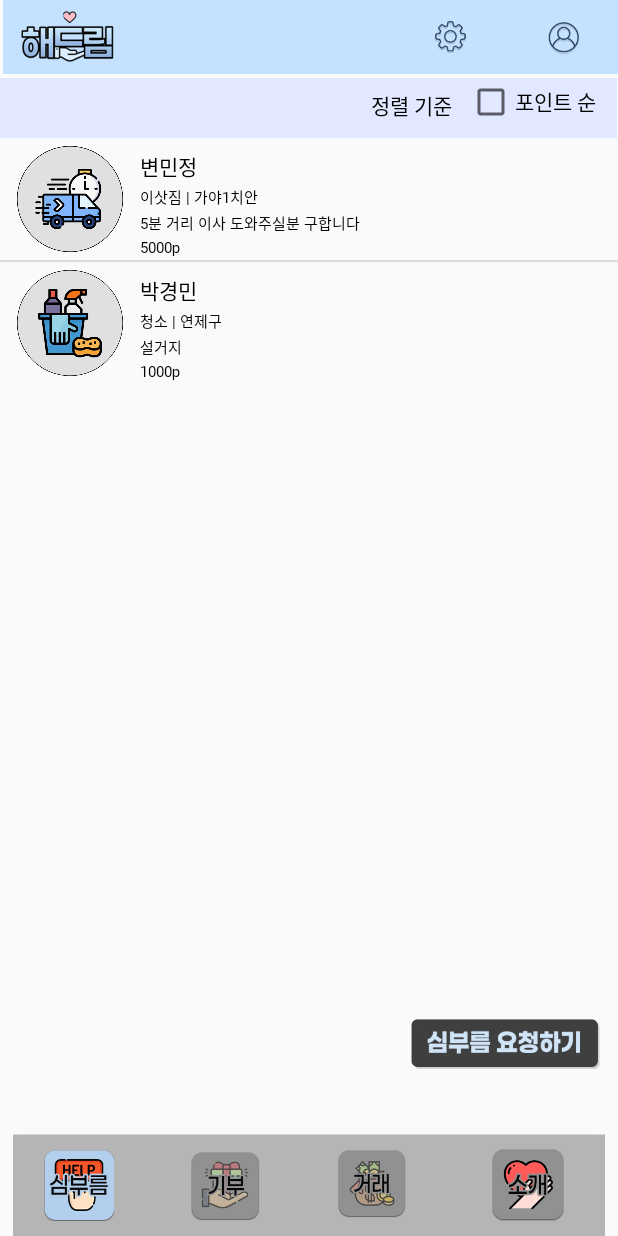
After one commit to 2021-02-Android/HaeDream, an Android app: the SimhelpList screen opened directly, with no data from a screen before it, on a phone screen of 412 x 824 dp. The commit adds this screen. Run offline under Robolectric (Android 15) with nearby library versions, the phone set to English and light mode, and no system bars.

Commit message:
min helplist push

```diff
--- /dev/null
+++ b/app/src/main/java/com/example/haedream/SimhelpItemView.java
@@ -0,0 +1,57 @@
+package com.example.haedream;
+
+// 리스트 아이템을 다루는 파일
+
+import android.content.Context;
+import android.util.AttributeSet;
+import android.view.LayoutInflater;
+import android.widget.ImageView;
+import android.widget.LinearLayout;
+import android.widget.TextView;
+
+import androidx.annotation.Nullable;
+
+public class SimhelpItemView extends LinearLayout {
+    TextView textView1, textView2, textView3, textView4;
+    //1 - 이름, 2 - 심부름 분야, 3 -심부름 내용, 4 - 포인트
+    ImageView imageView;
+    public SimhelpItemView(Context context) {
+        super(context);
+        init(context); //인플레이션해서 붙여주는 역
+    }
+    public SimhelpItemView (Context context, @Nullable AttributeSet attrs){
+        super(context,attrs);
+    }
+
+    // 객체(xml 레이아웃)을 인플레이션화해서 붙여줌
+    //LayoutInflater를 아용해 시스템 서비스를 참조하 수 있다
+    private void init(Context context) {
+        LayoutInflater inflater = (LayoutInflater)context.getSystemService(Context.LAYOUT_INFLATER_SERVICE);
+        inflater.inflate(R.layout.simhelp_item_list,this, true);
+
+        //텍스트 뷰와 이미지뷰 변수에 xml의 해당 값의 id를 연결한다.
+        textView1 = findViewById(R.id.name);
+        textView2 = findViewById(R.id.sub);
+        textView3 = findViewById(R.id.substring);
+        textView4 = findViewById(R.id.point);
+        imageView = findViewById(R.id.imageview);
+    }
+
+    //set 메서드를 통해 정의만 되어 있는 아이템의 이미지와 텍스트를 넣을 수 있게 만듬
+    public void setName(String name){
+        textView1.setText(name);
+    }
+    public void setSub(String sub){
+        textView2.setText(sub);
+    }
+    public void setSubstring(String substring){
+        textView3.setText(substring);
+    }
+    public void setPoint(String point){
+        textView4.setText(point);
+    }
+    public void setImage(int resid){
+        imageView.setImageResource(resid);
+    }
+
+}
--- /dev/null
+++ b/app/src/main/java/com/example/haedream/SimhelpList.java
@@ -0,0 +1,67 @@
+package com.example.haedream;
+
+import android.os.Bundle;
+import android.view.View;
+import android.view.ViewGroup;
+import android.widget.BaseAdapter;
+import android.widget.ListView;
+
+import androidx.appcompat.app.AppCompatActivity;
+
+import java.util.ArrayList;
+
+public class SimhelpList extends AppCompatActivity {
+
+@Override
+protected void onCreate(Bundle savedInstanceState) {
+        super.onCreate(savedInstanceState);
+        setContentView(R.layout.helplist);
+
+        ListView listView = findViewById(R.id.listview);
+        SimhelpAdapter adapter = new SimhelpAdapter();
+        adapter.addItem(new simhelpitem("변민정", "이삿짐 | 가야1치안", "5분 거리 이사 도와주실분 구합니다", "5000p", R.drawable.move1));
+        adapter.addItem(new simhelpitem("박경민", "청소 | 연제구", "설거지", "1000p", R.drawable.clean1));
+        listView.setAdapter(adapter);
+        }
+
+class SimhelpAdapter extends BaseAdapter {
+    ArrayList<simhelpitem> items = new ArrayList<simhelpitem>();
+    @Override
+    public int getCount() {
+        return items.size();
+    }
+
+    public void addItem(simhelpitem item){
+        items.add(item);
+    }
+    @Override
+    public Object getItem(int position) {
+        return items.get(position);
+    }
+
+    @Override
+    public long getItemId(int position) {
+        return position;
+    }
+
+    @Override
+    public View getView(int position, View convertView, ViewGroup parent) {
+        SimhelpItemView simhelpItemView = null;
+
+        if(convertView == null){
+            simhelpItemView = new SimhelpItemView(getApplicationContext());
+        } else {
+            simhelpItemView = (SimhelpItemView)convertView;
+        }
+        simhelpitem item = items.get(position);
+        simhelpItemView.setName(item.getName());
+        simhelpItemView.setSub(item.getSub());
+        simhelpItemView.setSubstring(item.getSubstring());
+        simhelpItemView.setPoint(item.getPoint());
+        simhelpItemView.setImage(item.getResid());
+        return simhelpItemView;
+    }
+}
+
+
+}
--- /dev/null
+++ b/app/src/main/java/com/example/haedream/simhelpitem.java
@@ -0,0 +1,62 @@
+package com.example.haedream;
+
+// 아이템을 정의하는 클래스
+// 아이템을 구성할 요소 텍스트 4개와 이미지1개, 5개의 변수 필요
+public class simhelpitem {
+    int resid;
+    String name; //리스트 이름
+    String sub; //심부름 분야 / 제목
+    String substring; //심부름 내용
+    String point; //포인트
+
+    //생성
+    public  simhelpitem(String name, String sub, String substring, String point,int resid){
+        this.name = name;
+        this.sub = sub;
+        this.substring = substring;
+        this.point = point;
+        this.resid = resid;
+    }
+
+    public String getName(){
+        return name;
+    }
+    public void setName(String name){
+        this.name = name;
+    }
+
+    public String getSub(){
+        return sub;
+    }
+    public void setSub(String sub){
+        this.sub = sub;
+    }
+
+    public String getSubstring(){
+        return substring;
+    }
+    public void setSubstring(String substring){
+        this.substring = substring;
+    }
+
+    public String getPoint(){
+        return point;
+    }
+    public void setPoint(String point){
+        this.point = point;
+    }
+
+    public int getResid(){
+        return  resid;
+    }
+
+    @Override
+    public String toString(){
+        return "simhelpitem{" +
+                "name='" + name + '\'' +
+                ", sub='" + sub + '\'' +
+                ", substring='" + substring + '\'' +
+                ", point='" + point + '\'' +
+                '}';
+    }
+}
--- /dev/null
+++ b/app/src/main/res/layout/helplist.xml
@@ -0,0 +1,209 @@
+<?xml version="1.0" encoding="utf-8"?>
+<androidx.constraintlayout.widget.ConstraintLayout xmlns:android="http://schemas.android.com/apk/res/android"
+    xmlns:app="http://schemas.android.com/apk/res-auto"
+    xmlns:tools="http://schemas.android.com/tools"
+    android:layout_width="match_parent"
+    android:layout_height="match_parent"
+    android:background="#00FFFFFF"
+    android:backgroundTint="@color/material_on_background_disabled"
+    tools:context=".MainActivity">
+
+    <ImageView
+        android:id="@+id/highbar"
+        android:layout_width="439dp"
+        android:layout_height="49dp"
+        app:layout_constraintEnd_toEndOf="parent"
+        app:layout_constraintStart_toStartOf="parent"
+        app:layout_constraintTop_toTopOf="parent"
+        app:srcCompat="@drawable/bar2" />
+
+    <ImageButton
+        android:id="@+id/imageButton"
+        android:layout_width="78dp"
+        android:layout_height="50dp"
+
+        android:backgroundTint="#00BFDEF6"
+        android:scaleType="fitCenter"
+        app:layout_constraintBottom_toBottomOf="parent"
+        app:layout_constraintHorizontal_bias="0.783"
+        app:layout_constraintLeft_toLeftOf="parent"
+        app:layout_constraintRight_toRightOf="parent"
+        app:layout_constraintTop_toTopOf="parent"
+        app:layout_constraintVertical_bias="0.0"
+        app:srcCompat="@drawable/sal"
+        tools:ignore="SpeakableTextPresentCheck" />
+
+    <ImageButton
+        android:id="@+id/myBut"
+        android:layout_width="72dp"
+        android:layout_height="49dp"
+        android:backgroundTint="#00BFDEF6"
+        android:scaleType="fitCenter"
+        app:layout_constraintBottom_toBottomOf="parent"
+        app:layout_constraintHorizontal_bias="1.0"
+        app:layout_constraintLeft_toLeftOf="parent"
+        app:layout_constraintRight_toRightOf="parent"
+        app:layout_constraintTop_toTopOf="parent"
+        app:layout_constraintVertical_bias="0.0"
+        app:srcCompat="@drawable/my"
+        tools:ignore="SpeakableTextPresentCheck" />
+
+    <View
+        android:id="@+id/view"
+        android:layout_width="411dp"
+        android:layout_height="40dp"
+        android:background="@color/blue"
+        app:layout_constraintBottom_toBottomOf="parent"
+        app:layout_constraintHorizontal_bias="0.0"
+        app:layout_constraintLeft_toLeftOf="parent"
+        app:layout_constraintRight_toRightOf="parent"
+        app:layout_constraintTop_toTopOf="parent"
+        app:layout_constraintVertical_bias="0.066"
+        tools:ignore="MissingConstraints" />
+
+    <TextView
+        android:id="@+id/sorttext"
+        android:layout_width="wrap_content"
+        android:layout_height="wrap_content"
+        android:fontFamily="@font/font_bold"
+        android:text="정렬 기준"
+        android:textColor="@color/black"
+        app:layout_constraintBottom_toBottomOf="parent"
+        app:layout_constraintHorizontal_bias="0.691"
+        app:layout_constraintLeft_toLeftOf="parent"
+        app:layout_constraintRight_toRightOf="parent"
+        app:layout_constraintTop_toTopOf="parent"
+        app:layout_constraintVertical_bias="0.074"
+        tools:ignore="MissingConstraints" />
+
+    <LinearLayout
+        android:layout_width="match_parent"
+        android:layout_height="wrap_content"
+        android:orientation="vertical"
+        app:layout_constraintTop_toBottomOf="@+id/view">
+
+        <ListView
+            android:id="@+id/listview"
+            android:layout_width="match_parent"
+            android:layout_height="match_parent" />
+
+
+    </LinearLayout>
+
+    <ImageView
+        android:id="@+id/imageView3"
+        android:layout_width="match_parent"
+        android:layout_height="68dp"
+        android:scaleType="fitCenter"
+        app:layout_constraintBottom_toBottomOf="parent"
+        app:layout_constraintHorizontal_bias="0.0"
+        app:layout_constraintLeft_toLeftOf="parent"
+        app:layout_constraintRight_toRightOf="parent"
+        app:layout_constraintTop_toTopOf="parent"
+        app:layout_constraintVertical_bias="1.0"
+        app:srcCompat="@drawable/downbar" />
+
+    <ImageButton
+        android:id="@+id/imageButton3"
+        android:layout_width="73dp"
+        android:layout_height="68dp"
+        android:layout_marginStart="16dp"
+        android:layout_marginTop="5dp"
+        android:backgroundTint="#00FFFFFF"
+        android:scaleType="fitCenter"
+        app:layout_constraintBottom_toBottomOf="parent"
+        app:layout_constraintHorizontal_bias="0.048"
+        app:layout_constraintLeft_toLeftOf="parent"
+        app:layout_constraintRight_toRightOf="parent"
+        app:layout_constraintStart_toStartOf="parent"
+        app:layout_constraintTop_toTopOf="parent"
+        app:layout_constraintVertical_bias="1.0"
+        app:srcCompat="@drawable/simbut"
+        tools:ignore="SpeakableTextPresentCheck" />
+
+    <ImageButton
+        android:id="@+id/imageButton4"
+        android:layout_width="73dp"
+        android:layout_height="68dp"
+        android:layout_marginStart="24dp"
+        android:layout_marginTop="5dp"
+        android:backgroundTint="#00FFFFFF"
+        android:scaleType="fitCenter"
+        app:layout_constraintBottom_toBottomOf="parent"
+        app:layout_constraintLeft_toLeftOf="parent"
+        app:layout_constraintRight_toRightOf="parent"
+        app:layout_constraintStart_toEndOf="@+id/imageButton3"
+        app:layout_constraintTop_toTopOf="parent"
+        app:layout_constraintVertical_bias="1.0"
+        app:srcCompat="@drawable/givebut"
+        tools:ignore="SpeakableTextPresentCheck" />
+
+    <ImageButton
+        android:id="@+id/imageButton5"
+        android:layout_width="73dp"
+        android:layout_height="68dp"
+        android:layout_marginStart="24dp"
+        android:layout_marginTop="5dp"
+        android:backgroundTint="#00FFFFFF"
+        android:scaleType="fitCenter"
+        app:layout_constraintBottom_toBottomOf="parent"
+        app:layout_constraintLeft_toLeftOf="parent"
+        app:layout_constraintRight_toRightOf="parent"
+        app:layout_constraintStart_toEndOf="@+id/imageButton4"
+        app:layout_constraintTop_toTopOf="parent"
+        app:layout_constraintVertical_bias="0.998"
+        app:srcCompat="@drawable/garaebut"
+        tools:ignore="SpeakableTextPresentCheck" />
+
+    <ImageButton
+        android:id="@+id/imageButton6"
+        android:layout_width="73dp"
+        android:layout_height="68dp"
+        android:layout_marginStart="24dp"
+        android:layout_marginTop="5dp"
+        android:layout_marginEnd="16dp"
+        android:backgroundTint="#00FFFFFF"
+        android:scaleType="fitCenter"
+        app:layout_constraintBottom_toBottomOf="parent"
+        app:layout_constraintEnd_toEndOf="@+id/imageView3"
+        app:layout_constraintLeft_toLeftOf="parent"
+        app:layout_constraintRight_toRightOf="parent"
+        app:layout_constraintStart_toEndOf="@+id/imageButton5"
+        app:layout_constraintTop_toTopOf="parent"
+        app:layout_constraintVertical_bias="1.0"
+        app:srcCompat="@drawable/meetbut"
+        tools:ignore="SpeakableTextPresentCheck" />
+
+    <ImageButton
+        android:id="@+id/imageButton7"
+        android:layout_width="150dp"
+        android:layout_height="60dp"
+        android:layout_marginBottom="30dp"
+        android:backgroundTint="#00FFFFFF"
+        android:scaleType="fitCenter"
+        app:layout_constraintBottom_toBottomOf="parent"
+        app:layout_constraintBottom_toTopOf="@+id/imageView3"
+        app:layout_constraintHorizontal_bias="1.0"
+        app:layout_constraintLeft_toLeftOf="parent"
+        app:layout_constraintRight_toRightOf="parent"
+        app:layout_constraintTop_toTopOf="parent"
+        app:layout_constraintVertical_bias="1.0"
+        app:srcCompat="@drawable/helpbut"
+        tools:ignore="MissingConstraints,SpeakableTextPresentCheck" />
+
+    <CheckBox
+        android:id="@+id/checkBox"
+        android:layout_width="99dp"
+        android:layout_height="31dp"
+        android:layout_marginStart="10dp"
+        android:text="포인트 순"
+        app:layout_constraintBottom_toBottomOf="parent"
+        app:layout_constraintLeft_toLeftOf="parent"
+        app:layout_constraintRight_toRightOf="parent"
+        app:layout_constraintStart_toEndOf="@+id/sorttext"
+        app:layout_constraintTop_toTopOf="parent"
+        app:layout_constraintVertical_bias="0.066"
+        tools:ignore="MissingConstraints,TouchTargetSizeCheck" />
+
+
+</androidx.constraintlayout.widget.ConstraintLayout>
--- /dev/null
+++ b/app/src/main/res/layout/simhelp_item_list.xml
@@ -0,0 +1,57 @@
+<?xml version="1.0" encoding="utf-8"?>
+<LinearLayout xmlns:android="http://schemas.android.com/apk/res/android"
+    android:layout_width="match_parent"
+    android:layout_height="wrap_content"
+    android:orientation="horizontal">
+
+    <ImageView
+        android:id="@+id/imageview"
+        android:layout_width="93dp"
+        android:layout_height="81dp"
+        android:src="@drawable/move1"/>
+
+    <LinearLayout
+        android:layout_width="match_parent"
+        android:layout_height="wrap_content"
+        android:orientation="vertical">
+
+        <TextView
+            android:id="@+id/name"
+            android:layout_width="wrap_content"
+            android:layout_height="wrap_content"
+            android:layout_marginTop="8dp"
+            android:fontFamily="@font/font_bold"
+            android:text="변민정"
+            android:textColor="@color/black" />
+
+        <TextView
+            android:id="@+id/sub"
+            android:layout_width="wrap_content"
+            android:layout_height="wrap_content"
+            android:layout_marginTop="2dp"
+            android:fontFamily="@font/font_medium"
+            android:text="이삿짐 | 부산진구 엄광로"
+            android:textColor="@color/black"
+            android:textSize="10dp" />
+
+        <TextView
+            android:id="@+id/substring"
+            android:layout_width="wrap_content"
+            android:layout_height="wrap_content"
+            android:layout_marginTop="2dp"
+            android:fontFamily="@font/font_medium"
+            android:text="심부름 내용 :"
+            android:textColor="@color/black"
+            android:textSize="10dp" />
+
+        <TextView
+            android:id="@+id/point"
+            android:layout_width="wrap_content"
+            android:layout_height="wrap_content"
+            android:layout_marginTop="2dp"
+            android:fontFamily="@font/font_medium"
+            android:text="적립 포인트 :"
+            android:textColor="@color/black"
+            android:textSize="10dp" />
+    </LinearLayout>
+</LinearLayout>
--- a/app/src/main/res/values/colors.xml
+++ b/app/src/main/res/values/colors.xml
@@ -7,4 +7,5 @@
     <color name="teal_700">#FF018786</color>
     <color name="black">#FF000000</color>
     <color name="white">#FFFFFFFF</color>
+    <color name="blue">#E2E8FF</color>
 </resources>
```
Also changed, not shown: app/src/main/AndroidManifest.xml (+10 -0 lines), app/src/main/res/drawable/downbar.png (added), app/src/main/res/drawable/garaebut.png (added), app/src/main/res/drawable/givebut.png (added), app/src/main/res/drawable/helpbut.png (added), app/src/main/res/drawable/meetbut.png (added), app/src/main/res/drawable/simbut.png (added).
